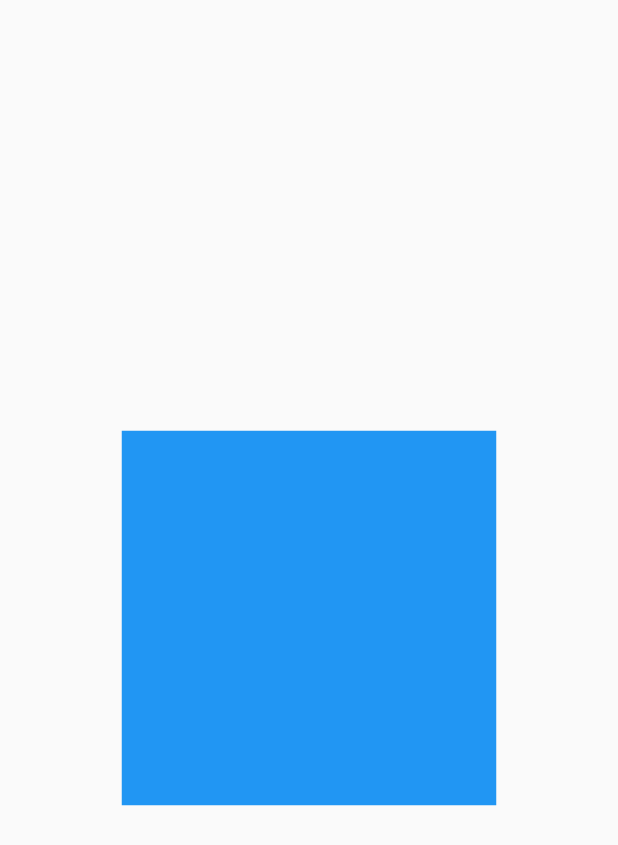
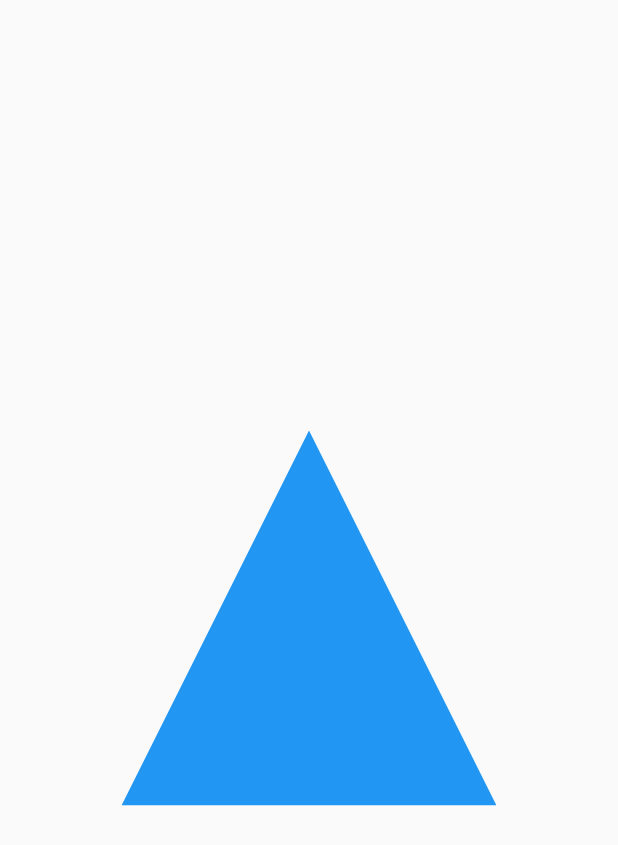
Before and after one commit to Mirzaazmath/clippath_sample, a Flutter app: the screen it shows after launch, on a phone screen of 412 x 824 dp. Shown: the top 845 px of the screen. Run offline on Flutter 3.47's test engine with Material 2 defaults, Android fonts, the phone set to English and light mode, and no system bars.

Commit message:
triangle shape

```diff
--- a/lib/main.dart
+++ b/lib/main.dart
@@ -40,11 +40,12 @@ class CustomDesgin extends CustomClipper<Path>{
   Path getClip(Size size) {
 
     Path path=Path();
-    // path ,lineTo is used to create the stright line from x to y
-    path.lineTo(0, 0);
-    path.lineTo(0,size.height);
-    path.lineTo(size.height, size.width);
-    path.lineTo(size.width, 0);
+    // here we are moving our point to certain place
+    // by doing that we will assign the new value to its pointg
+   path.moveTo(size.width/2, 0);
+   path.lineTo(0, size.height);
+   path.lineTo(size.height, size.width);
+   path.close();
 
     return path;
 
```
Also changed, not shown: assets/result.png.
